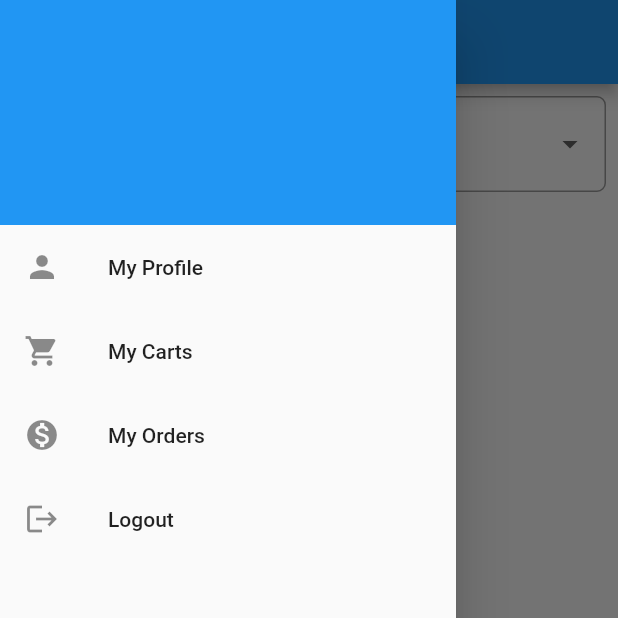
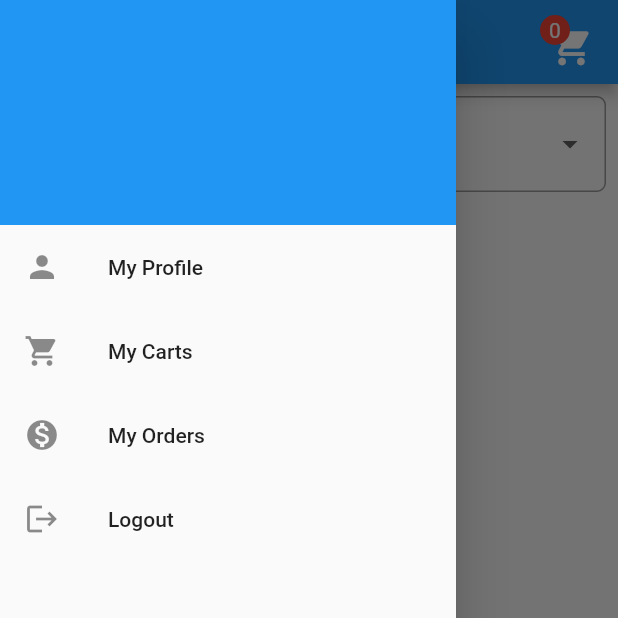
Before and after one commit to kazolcse264/EcommerceUserApp, a Flutter app: the ViewProductPage screen opened by its route, with the side drawer open, on a phone screen of 412 x 824 dp, the top half of it. Run offline on Flutter 3.47's test engine with Material 2 defaults, Android fonts, the phone set to English and light mode, and no system bars; our stand-ins replace cached_network_image, cloud_firestore, connectivity_plus, firebase_auth, firebase_core, firebase_storage and 5 more; accounts and stored records are empty.

Commit message:
don't fed up

```diff
--- /dev/null
+++ b/lib/custom_widgets/cart_bubble_view.dart
@@ -0,0 +1,49 @@
+
+import 'package:flutter/material.dart';
+import 'package:provider/provider.dart';
+
+import '../pages/cart_page.dart';
+import '../providers/cart_provider.dart';
+
+class CartBubbleView extends StatelessWidget {
+  const CartBubbleView({Key? key}) : super(key: key);
+
+  @override
+  Widget build(BuildContext context) {
+    return InkWell(
+      onTap: () => Navigator.pushNamed(context, CartPage.routeName),
+      child: Stack(
+        children: [
+          const Padding(
+            padding: EdgeInsets.all(16.0),
+            child: Icon(
+              Icons.shopping_cart,
+              size: 30,
+            ),
+          ),
+          Positioned(
+            left: 10,
+            top: 10,
+            child: Container(
+              padding: const EdgeInsets.all(1),
+              alignment: Alignment.center,
+              width: 20,
+              height: 20,
+              decoration: const BoxDecoration(
+                color: Colors.red,
+                shape: BoxShape.circle,
+              ),
+              child: FittedBox(
+                child: Consumer<CartProvider>(
+                  builder: (context, provider, child) => Text(
+                    '${provider.cartList.length}',
+                  ),
+                ),
+              ),
+            ),
+          )
+        ],
+      ),
+    );
+  }
+}
--- a/lib/db/db_helper.dart
+++ b/lib/db/db_helper.dart
@@ -1,7 +1,9 @@
 import 'package:cloud_firestore/cloud_firestore.dart';
 import 'package:ecom_users/models/rating_model.dart';
 
+import '../models/cart_model.dart';
 import '../models/category_model.dart';
+import '../models/comment_model.dart';
 import '../models/order_constant_model.dart';
 import '../models/product_models.dart';
 import '../models/purchase_model.dart';
@@ -39,13 +41,22 @@ class DbHelper {
     return ratingDoc.set(ratingModel.toMap());
   }
 
-  static Stream<QuerySnapshot<Map<String, dynamic>>> getRatingsByProduct(
+  static Future<QuerySnapshot<Map<String, dynamic>>> getRatingsByProduct(
           String proId) =>
       _db
           .collection(collectionProducts)
           .doc(proId)
           .collection(collectionRating)
-          .snapshots();
+          .get();
+
+  static Future<QuerySnapshot<Map<String, dynamic>>> getCommentsByProduct(
+      String proId) =>
+      _db
+          .collection(collectionProducts)
+          .doc(proId)
+          .collection(collectionComment)
+          .where(commentFieldApproved, isEqualTo: true)
+          .get();
 
   static Future<void> addCategory(CategoryModel categoryModel) {
     final catDoc = _db.collection(collectionCategory).doc();
@@ -143,4 +154,38 @@ class DbHelper {
       String productId, Map<String, dynamic> map) {
     return _db.collection(collectionProducts).doc(productId).update(map);
   }
+
+  static Future<void> addComment(CommentModel commentModel) {
+    final doc = _db
+        .collection(collectionProducts)
+        .doc(commentModel.productId)
+        .collection(collectionComment)
+        .doc();
+    commentModel.commentId = doc.id;
+    return doc.set(commentModel.toMap());
+  }
+  static Future<void> addToCart(String uid, CartModel cartModel) {
+    return _db
+        .collection(collectionUsers)
+        .doc(uid)
+        .collection(collectionCart)
+        .doc(cartModel.productId)
+        .set(cartModel.toMap());
+  }
+  static Stream<QuerySnapshot<Map<String, dynamic>>> getCartItemsByUser(
+      String uid) =>
+      _db
+          .collection(collectionUsers)
+          .doc(uid)
+          .collection(collectionCart)
+          .snapshots();
+
+  static Future<void> removeFromCart(String uid, String pid) {
+    return _db
+        .collection(collectionUsers)
+        .doc(uid)
+        .collection(collectionCart)
+        .doc(pid)
+        .delete();
+  }
 }
--- a/lib/main.dart
+++ b/lib/main.dart
@@ -1,5 +1,6 @@
 
 
+import 'package:ecom_users/pages/cart_page.dart';
 import 'package:ecom_users/pages/otp_verification_page.dart';
 import 'package:ecom_users/pages/user_profile_page.dart';
 import 'package:ecom_users/pages/launcher_page.dart';
@@ -53,6 +54,7 @@ class MyApp extends StatelessWidget {
         ViewProductPage.routeName: (context) => const ViewProductPage(),
         UserProfilePage.routeName: (context) => const UserProfilePage(),
         OtpVerificationPage.routeName: (context) => const OtpVerificationPage(),
+        CartPage.routeName: (context) => const CartPage(),
       },
     );
   }
--- a/lib/models/comment_model.dart
+++ b/lib/models/comment_model.dart
@@ -6,16 +6,16 @@ const String commentFieldCommentId = 'commentId';
 const String commentFieldUserModel = 'userModel';
 const String commentFieldProductId = 'productId';
 const String commentFieldComment = 'comment';
+const String commentFieldDate = 'date';
 const String commentFieldApproved = 'approved';
-const String commentFieldDate = 'date';
 
 class CommentModel {
   String? commentId;
   UserModel userModel;
   String productId;
   String comment;
+  String date;
   bool approved;
-  String date;
 
   CommentModel({
      this.commentId,
@@ -42,7 +42,7 @@ class CommentModel {
         userModel: UserModel.fromMap(map[commentFieldUserModel]),
         productId: map[commentFieldProductId],
         comment: map[commentFieldComment],
+        date: map[commentFieldDate],
         approved: map[commentFieldApproved],
-        date: map[commentFieldDate],
       );
 }
--- a/lib/pages/veiw_product_page.dart
+++ b/lib/pages/veiw_product_page.dart
@@ -5,6 +5,7 @@ import 'package:ecom_users/providers/user_provider.dart';
 import 'package:flutter/material.dart';
 import 'package:provider/provider.dart';
 
+import '../custom_widgets/cart_bubble_view.dart';
 import '../custom_widgets/main_drawer.dart';
 import '../models/category_model.dart';
 import '../providers/order_provider.dart';
@@ -39,6 +40,9 @@ class _ViewProductPageState extends State<ViewProductPage> {
       drawer: const MainDrawer(),
       appBar: AppBar(
         title: const Text('All Products'),
+        actions: const [
+          CartBubbleView(),
+        ],
       ),
       body: Consumer<ProductProvider>(
         builder: (context, provider, child) => Column(
```
Also changed, not shown: lib/pages/cart_page.dart (added, +70 -0 lines), lib/pages/product_details_page.dart (+185 -181 lines), lib/providers/cart_provider.dart (+7 -6 lines), lib/providers/product_provider.dart (+9 -8 lines).
